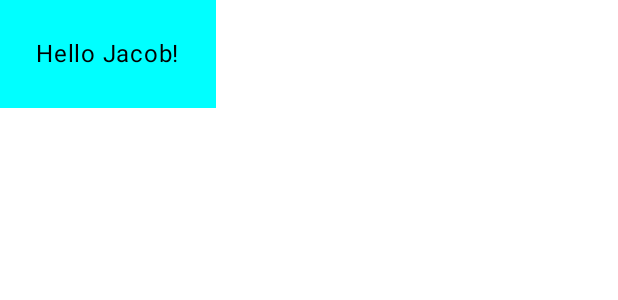
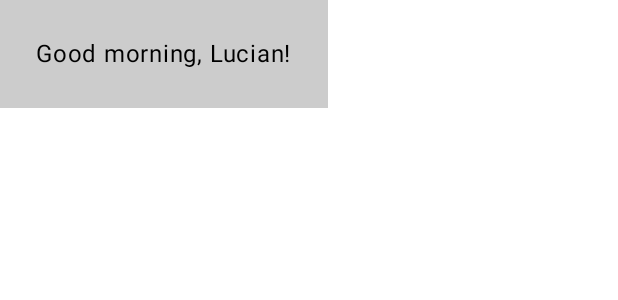
Before and after one commit to Gawvena/exercise2, an Android app built with Jetpack Compose: the @Preview function GreetingPreview, on a phone screen of 412 x 824 dp. Shown: the top 300 px of the screen. Run offline under Robolectric (Android 15) with nearby library versions, the light colour scheme and no system bars.

Commit message:
Changed text to say Good morning to me instead. Changed BG to light gray.

```diff
--- a/googletutorials/app/src/main/java/com/example/grettingcard/MainActivity.kt
+++ b/googletutorials/app/src/main/java/com/example/grettingcard/MainActivity.kt
@@ -26,7 +26,7 @@ class MainActivity : ComponentActivity() {
             GrettingCardTheme {
                 Scaffold(modifier = Modifier.fillMaxSize()) { innerPadding ->
                     Greeting(
-                            name = "Android",
+                            name = "Lucian",
                             modifier = Modifier.padding(innerPadding)
                     )
                 }
@@ -37,9 +37,9 @@ class MainActivity : ComponentActivity() {
 
 @Composable
 fun Greeting(name: String, modifier: Modifier = Modifier) {
-    Surface(color = Color.Cyan) {
+    Surface(color = Color.LightGray) {
         Text(
-            text = "Hello $name!",
+            text = "Good morning, $name!",
             modifier = modifier.padding(24.dp)
         )
     }
@@ -49,6 +49,6 @@ fun Greeting(name: String, modifier: Modifier = Modifier) {
 @Composable
 fun GreetingPreview() {
     GrettingCardTheme {
-        Greeting("Jacob")
+        Greeting("Lucian")
     }
 }
```
